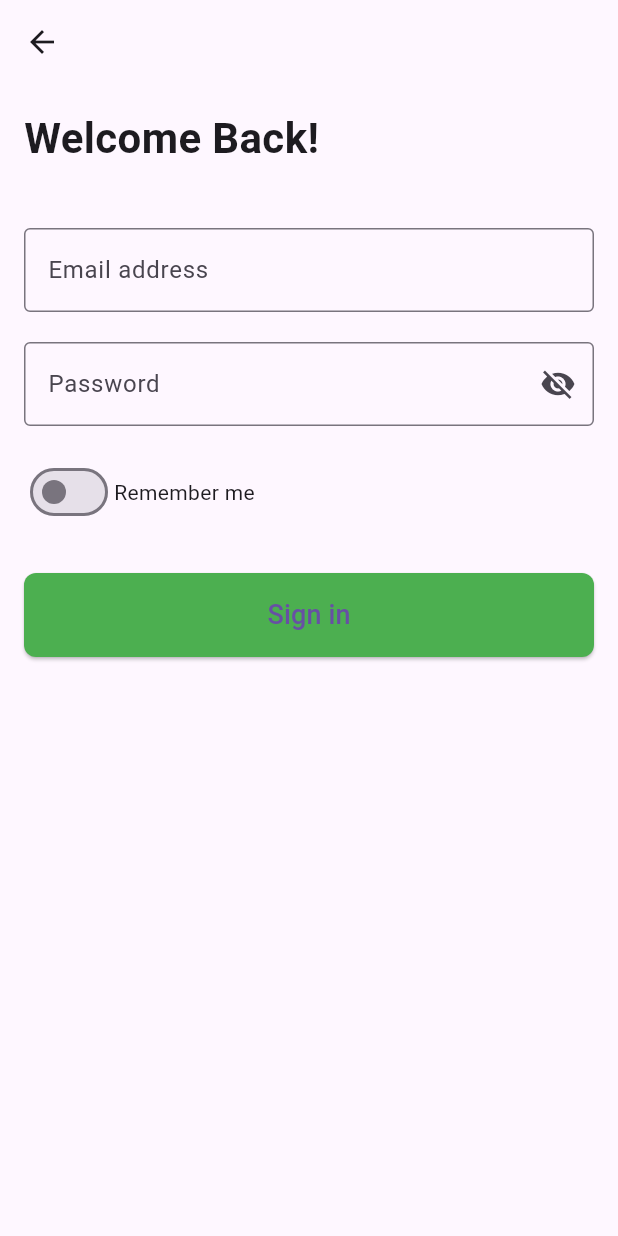
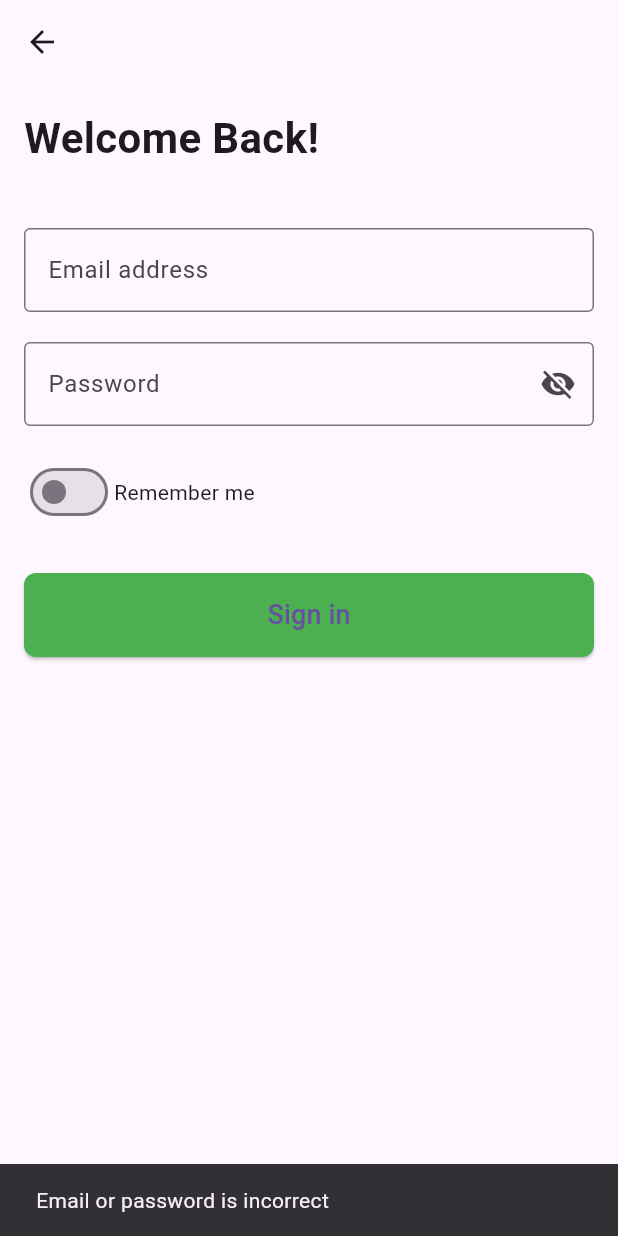
Before and after one commit to zah80/first-flutter-project, a Flutter app: the SignInScreen screen opened directly, after a tap on "Sign in", on a phone screen of 412 x 824 dp. Run offline on Flutter 3.47's test engine with Material 3 defaults, Android fonts, the phone set to English and light mode, and no system bars; our stand-ins replace shared_preferences; accounts and stored records are empty.

Commit message:
Add onboarding, login, signup, and location screens

```diff
--- a/lib/screen/sign_in_screen.dart
+++ b/lib/screen/sign_in_screen.dart
@@ -1,4 +1,6 @@
 import 'package:flutter/material.dart';
+import 'package:shared_preferences/shared_preferences.dart';
+import 'select_location_screen.dart';
 
 class SignInScreen extends StatefulWidget {
   @override
@@ -6,8 +8,35 @@ class SignInScreen extends StatefulWidget {
 }
 
 class _SignInScreenState extends State<SignInScreen> {
+  final TextEditingController emailController = TextEditingController();
+  final TextEditingController passwordController = TextEditingController();
   bool _rememberMe = false;
-  bool _passwordVisible = false; // Declare the _passwordVisible variable
+  bool _passwordVisible = false;
+
+  Future<bool> _checkCredentials(String email, String password) async {
+    SharedPreferences prefs = await SharedPreferences.getInstance();
+    String? savedEmail = prefs.getString('email');
+    String? savedPassword = prefs.getString('password');
+
+    return savedEmail == email && savedPassword == password;
+  }
+
+  void _signIn(BuildContext context) async {
+    String email = emailController.text;
+    String password = passwordController.text;
+
+    bool credentialsValid = await _checkCredentials(email, password);
+    if (credentialsValid) {
+      Navigator.pushReplacement(
+        context,
+        MaterialPageRoute(builder: (context) => SelectLocationScreen()),
+      );
+    } else {
+      ScaffoldMessenger.of(context).showSnackBar(
+        SnackBar(content: Text("Email or password is incorrect")),
+      );
+    }
+  }
 
   @override
   Widget build(BuildContext context) {
@@ -33,6 +62,7 @@ class _SignInScreenState extends State<SignInScreen> {
             ),
             SizedBox(height: 40),
             TextField(
+              controller: emailController,
               decoration: InputDecoration(
                 labelText: "Email address",
                 hintText: "name@example.com",
@@ -41,20 +71,19 @@ class _SignInScreenState extends State<SignInScreen> {
             ),
             SizedBox(height: 20),
             TextField(
-                    obscureText: !_passwordVisible, // Toggles between showing and hiding the password
+              controller: passwordController,
+              obscureText: !_passwordVisible,
               decoration: InputDecoration(
                 labelText: "Password",
                 hintText: "Enter your password",
                 border: OutlineInputBorder(),
                 suffixIcon: IconButton(
                   icon: Icon(
-                    _passwordVisible
-                        ? Icons.visibility
-                        : Icons.visibility_off, // Changes the icon based on visibility
+                    _passwordVisible ? Icons.visibility : Icons.visibility_off,
                   ),
                   onPressed: () {
                     setState(() {
-                      _passwordVisible = !_passwordVisible; // Toggles the visibility
+                      _passwordVisible = !_passwordVisible;
                     });
                   },
                 ),
@@ -76,9 +105,7 @@ class _SignInScreenState extends State<SignInScreen> {
             ),
             SizedBox(height: 30),
             ElevatedButton(
-              onPressed: () {
-                // Handle sign in action here
-              },
+              onPressed: () => _signIn(context),
               style: ElevatedButton.styleFrom(
                 backgroundColor: Colors.green,
                 padding: EdgeInsets.symmetric(horizontal: 50, vertical: 15),
```
Also changed, not shown: lib/screen/create_account_screen.dart (+46 -26 lines), lib/screen/location_screen.dart (added, +119 -0 lines), lib/screen/select_location_screen.dart (+11 -7 lines).
